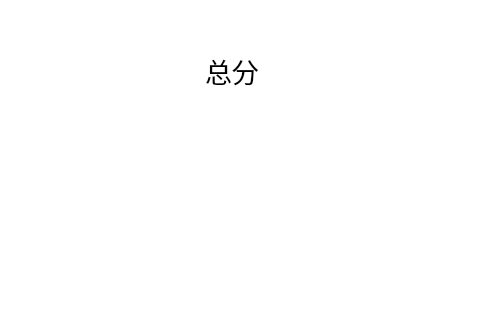
Old version of the form CODE/total_score.ui in the repository lensans/-; both pictures show x 145 to 625 and y 0 to 320 of the 800 by 600 pixel window.
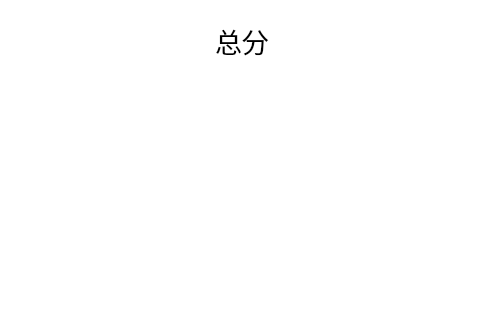
New version of the form.

The edit to the form file:
```diff
--- a/CODE/total_score.ui
+++ b/CODE/total_score.ui
@@ -20,8 +20,8 @@
    <widget class="QLabel" name="total_score_label">
     <property name="geometry">
      <rect>
-      <x>350</x>
-      <y>40</y>
+      <x>360</x>
+      <y>10</y>
       <width>61</width>
       <height>61</height>
      </rect>
```
